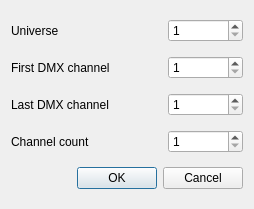
Old version of the form StageRunner/system/dmx/dmxrangewidget.ui in the repository Pit1966/StageRunner.
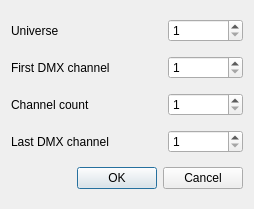
New version of the form.

The edit to the form file:
```diff
--- a/StageRunner/system/dmx/dmxrangewidget.ui
+++ b/StageRunner/system/dmx/dmxrangewidget.ui
@@ -14,41 +14,17 @@
    <string>DMX range selection</string>
   </property>
   <layout class="QGridLayout" name="gridLayout" columnstretch="2,1">
-   <item row="2" column="1">
-    <widget class="QSpinBox" name="lastDmxChanSpin">
+   <item row="0" column="1">
+    <widget class="QSpinBox" name="universeSpin">
      <property name="minimum">
       <number>1</number>
      </property>
      <property name="maximum">
-      <number>512</number>
+      <number>4</number>
      </property>
     </widget>
    </item>
-   <item row="4" column="1">
-    <widget class="QSpinBox" name="channelsSpin">
-     <property name="minimum">
-      <number>1</number>
-     </property>
-     <property name="maximum">
-      <number>512</number>
-     </property>
-    </widget>
-   </item>
-   <item row="4" column="0">
-    <widget class="QLabel" name="channelsLabel">
-     <property name="text">
-      <string>Channel count</string>
-     </property>
-    </widget>
-   </item>
-   <item row="1" column="0">
-    <widget class="QLabel" name="firstLabel">
-     <property name="text">
-      <string>First DMX channel</string>
-     </property>
-    </widget>
-   </item>
-   <item row="5" column="0" colspan="2">
+   <item row="6" column="0" colspan="2">
     <widget class="QDialogButtonBox" name="buttonBox">
      <property name="orientation">
       <enum>Qt::Horizontal</enum>
@@ -58,20 +34,10 @@
      </property>
     </widget>
    </item>
-   <item row="2" column="0">
-    <widget class="QLabel" name="lastLabel">
+   <item row="1" column="0">
+    <widget class="QLabel" name="firstLabel">
      <property name="text">
-      <string>Last DMX channel</string>
-     </property>
-    </widget>
-   </item>
-   <item row="1" column="1">
-    <widget class="QSpinBox" name="firstDmxChanSpin">
-     <property name="minimum">
-      <number>1</number>
-     </property>
-     <property name="maximum">
-      <number>512</number>
+      <string>First DMX channel</string>
      </property>
     </widget>
    </item>
@@ -82,13 +48,47 @@
      </property>
     </widget>
    </item>
-   <item row="0" column="1">
-    <widget class="QSpinBox" name="universeSpin">
+   <item row="1" column="1">
+    <widget class="QSpinBox" name="firstDmxChanSpin">
      <property name="minimum">
       <number>1</number>
      </property>
      <property name="maximum">
-      <number>4</number>
+      <number>512</number>
+     </property>
+    </widget>
+   </item>
+   <item row="3" column="1">
+    <widget class="QSpinBox" name="lastDmxChanSpin">
+     <property name="minimum">
+      <number>1</number>
+     </property>
+     <property name="maximum">
+      <number>512</number>
+     </property>
+    </widget>
+   </item>
+   <item row="3" column="0">
+    <widget class="QLabel" name="lastLabel">
+     <property name="text">
+      <string>Last DMX channel</string>
+     </property>
+    </widget>
+   </item>
+   <item row="2" column="0">
+    <widget class="QLabel" name="channelsLabel">
+     <property name="text">
+      <string>Channel count</string>
+     </property>
+    </widget>
+   </item>
+   <item row="2" column="1">
+    <widget class="QSpinBox" name="channelsSpin">
+     <property name="minimum">
+      <number>1</number>
+     </property>
+     <property name="maximum">
+      <number>512</number>
      </property>
     </widget>
    </item>
```
